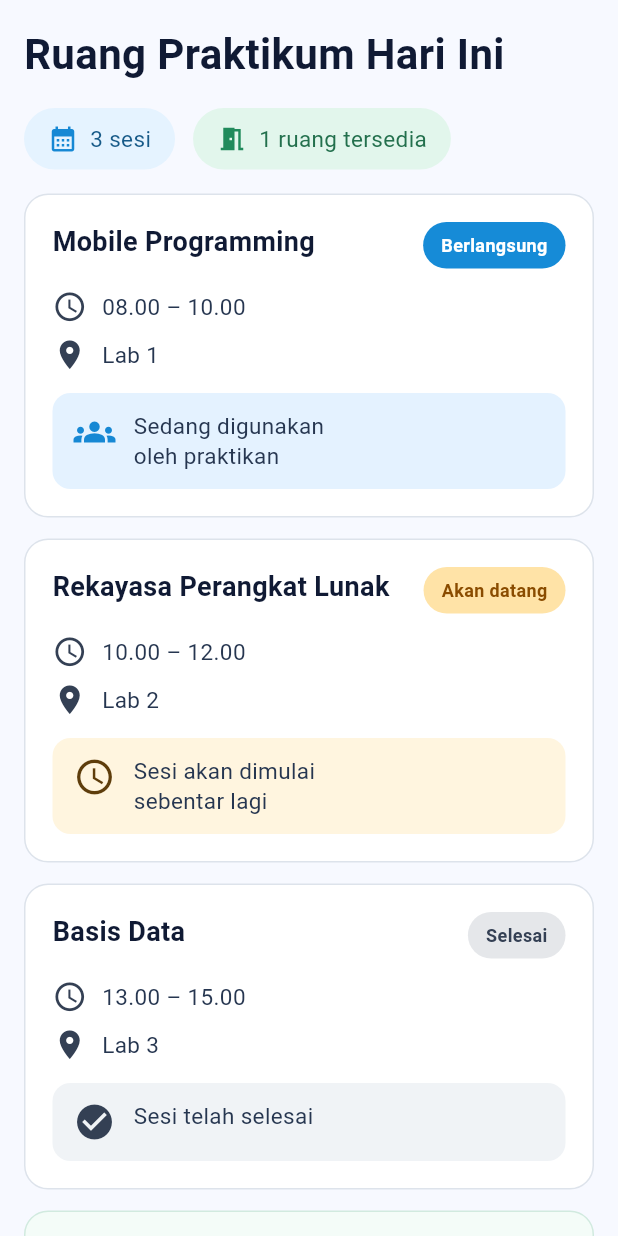
After one commit to TriKeren/rizky-tri-anggara-mobile-course, a Flutter app: the RuangPraktikum screen opened directly, on a phone screen of 412 x 824 dp. The commit adds this screen. Run offline on Flutter 3.47's test engine with Material 3 defaults, Android fonts, the phone set to English and light mode, and no system bars; Roboto replaces fonts that are missing (Poppins).

Commit message:
Tambah Studi Kasus Dahsboard Ruang Praktikum

```diff
--- a/02-week-2-mobile-development-declarative-ui-responsive-layout/lib/main.dart
+++ b/02-week-2-mobile-development-declarative-ui-responsive-layout/lib/main.dart
@@ -1,6 +1,7 @@
 import 'package:flutter/material.dart';
+import 'package:prak_awal_mobile/studi_kasus/ruang_praktikum.dart';
 import 'modul1/Profile_Screen.dart';
-import 'modul2/academic_dashboard_screen.dart';
+// import 'modul2/academic_dashboard_screen.dart';
 // import 'modul_03/modul_03_app.dart';
 // import 'modul_04/modul_04_app.dart';
 
@@ -33,7 +34,7 @@ class ModuleLauncherScreen extends StatefulWidget {
 
   // Konfigurasi batas modul aktif perkuliahan (diatur oleh Dosen Pengampu)
   // Mahasiswa hanya dapat mengakses modul dengan nomor <= activeModuleUntil
-  static const int activeModuleUntil = 1; // Saat ini: Minggu ke-1 (Hanya Modul 01 terbuka)
+  static const int activeModuleUntil = 1; // Saat ini: Minggu ke-1 (Han ya Modul 01 terbuka)
 
   // Token akses kelas untuk membuka modul saat praktikum di lab
   static const Map<int, String> modulePasscodes = {
@@ -240,7 +241,7 @@ class _ModuleLauncherScreenState extends State<ModuleLauncherScreen> {
             moduleNumber: 2,
             title: 'Declarative UI & Responsive Dashboard',
             subtitle: 'BoxConstraints, LayoutBuilder 1 vs 2 Kolom, Material 3',
-            builder: () => const AcademicDashboardScreen(),
+            builder: () => const RuangPraktikum(),
           ),
           const SizedBox(height: 10),
           // _buildModuleCard(
--- /dev/null
+++ b/02-week-2-mobile-development-declarative-ui-responsive-layout/lib/studi_kasus/ruang_praktikum.dart
@@ -0,0 +1,420 @@
+import 'package:flutter/material.dart';
+import 'package:flutter/cupertino.dart';
+
+class RuangPraktikum extends StatefulWidget {
+  const RuangPraktikum({super.key});
+
+  @override
+  State<RuangPraktikum> createState() => _RuangPraktikumState();
+}
+
+class _RuangPraktikumState extends State<RuangPraktikum> {
+  @override
+  Widget build(BuildContext context) {
+    return Theme(
+      data: ThemeData(
+        colorScheme: ColorScheme.fromSeed(seedColor: const Color(0xFF0284C7)),
+      ),
+      child: Scaffold(
+        body: SafeArea(
+          child: SingleChildScrollView(
+            padding: const EdgeInsets.all(16),
+            child: Column(
+              crossAxisAlignment: CrossAxisAlignment.start,
+              children: [
+
+                // JUDUL
+                const Text(
+                  'Ruang Praktikum Hari Ini',
+                  style: TextStyle(
+                    fontFamily: 'Poppins',
+                    fontSize: 28,
+                    fontWeight: FontWeight.bold,
+                    color: Color(0xFF101A34),
+                  ),
+                ),
+
+                const SizedBox(height: 16),
+
+                // SUMMARY
+                Wrap(
+                  spacing: 12,
+                  runSpacing: 8,
+                  children: [
+                    _buildSummary(
+                      icon: Icons.calendar_month,
+                      text: '3 sesi',
+                      backgroundColor: const Color(0xFFE5F3FF),
+                      iconColor: const Color(0xFF1688D4),
+                      textColor: const Color(0xFF175A88),
+                    ),
+
+                    _buildSummary(
+                      icon: Icons.meeting_room,
+                      text: '1 ruang tersedia',
+                      backgroundColor: const Color(0xFFE2F6EC),
+                      iconColor: const Color(0xFF218B5C),
+                      textColor: const Color(0xFF23704D),
+                    ),
+                  ],
+                ),
+
+                const SizedBox(height: 16),
+                LayoutBuilder(
+                  builder: (context, constraints) {
+                    final cardWidth = constraints.maxWidth < 600
+                        ? constraints.maxWidth
+                        : (constraints.maxWidth - 14) / 2;
+
+                    return Wrap(
+                      spacing: 14,
+                      runSpacing: 14,
+                      children: [
+                        SizedBox(
+                          width: cardWidth,
+                          child: _buildCourseCard(
+                            title: 'Mobile Programming',
+                            time: '08.00 – 10.00',
+                            room: 'Lab 1',
+                            status: 'Berlangsung',
+                            statusColor: const Color(0xFF168BD7),
+                            statusTextColor: Colors.white,
+                            message: 'Sedang digunakan\noleh praktikan',
+                            messageColor: const Color(0xFFE4F2FF),
+                            messageIcon: Icons.groups,
+                            messageIconColor: const Color(0xFF1688D4),
+                          ),
+                        ),
+
+                        SizedBox(
+                          width: cardWidth,
+                          child: _buildCourseCard(
+                            title: 'Rekayasa Perangkat Lunak',
+                            time: '10.00 – 12.00',
+                            room: 'Lab 2',
+                            status: 'Akan datang',
+                            statusColor: const Color(0xFFFFE3A7),
+                            statusTextColor: const Color(0xFF8A4C00),
+                            message: 'Sesi akan dimulai\nsebentar lagi',
+                            messageColor: const Color(0xFFFFF5DF),
+                            messageIcon: Icons.access_time,
+                            messageIconColor: const Color(0xFF5E3D0B),
+                          ),
+                        ),
+
+                        SizedBox(
+                          width: cardWidth,
+                          child: _buildCourseCard(
+                            title: 'Basis Data',
+                            time: '13.00 – 15.00',
+                            room: 'Lab 3',
+                            status: 'Selesai',
+                            statusColor: const Color(0xFFE5E7EA),
+                            statusTextColor: const Color(0xFF344054),
+                            message: 'Sesi telah selesai',
+                            messageColor: const Color(0xFFF0F3F6),
+                            messageIcon: Icons.check_circle,
+                            messageIconColor: const Color(0xFF344054),
+                          ),
+                        ),
+
+                        SizedBox(
+                          width: cardWidth,
+                          child: _buildAvailableRoomCard(),
+                        ),
+                      ],
+                    );
+                  },
+                ),
+              ],
+            ),
+          ),
+        ),
+      ),
+    );
+  }
+
+  // SUMMARY
+  Widget _buildSummary({
+    required IconData icon,
+    required String text,
+    required Color backgroundColor,
+    required Color iconColor,
+    required Color textColor,
+  }) {
+    return Container(
+      padding: const EdgeInsets.symmetric(horizontal: 16, vertical: 10),
+      decoration: BoxDecoration(
+        color: backgroundColor,
+        borderRadius: BorderRadius.circular(25),
+      ),
+      child: Row(
+        mainAxisSize: MainAxisSize.min,
+        children: [
+          Icon(icon, color: iconColor, size: 20),
+
+          const SizedBox(width: 8),
+
+          Text(text, style: TextStyle(color: textColor, fontSize: 15)),
+        ],
+      ),
+    );
+  }
+
+  Widget _buildCourseCard({
+    required String title,
+    required String time,
+    required String room,
+    required String status,
+    required Color statusColor,
+    required Color statusTextColor,
+    required String message,
+    required Color messageColor,
+    required IconData messageIcon,
+    required Color messageIconColor,
+  }) {
+    return Container(
+      padding: const EdgeInsets.all(18),
+      decoration: BoxDecoration(
+        color: Colors.white,
+        borderRadius: BorderRadius.circular(16),
+        border: Border.all(color: const Color(0xFFDDE3EB)),
+      ),
+      child: Column(
+        crossAxisAlignment: CrossAxisAlignment.start,
+        children: [
+          Row(
+            crossAxisAlignment: CrossAxisAlignment.start,
+            children: [
+              Expanded(
+                child: Text(
+                  title,
+                  softWrap: true,
+                  style: const TextStyle(
+                    fontSize: 18,
+                    fontWeight: FontWeight.bold,
+                    color: Color(0xFF101A34),
+                  ),
+                ),
+              ),
+
+              const SizedBox(width: 8),
+
+              // STATUS
+              Container(
+                padding: const EdgeInsets.symmetric(
+                  horizontal: 12,
+                  vertical: 7,
+                ),
+                decoration: BoxDecoration(
+                  color: statusColor,
+                  borderRadius: BorderRadius.circular(20),
+                ),
+                child: Text(
+                  status,
+                  style: TextStyle(
+                    fontSize: 12,
+                    fontWeight: FontWeight.w600,
+                    color: statusTextColor,
+                  ),
+                ),
+              ),
+            ],
+          ),
+
+          const SizedBox(height: 14),
+          Row(
+            children: [
+              const Icon(Icons.access_time, size: 23, color: Color(0xFF344054)),
+
+              const SizedBox(width: 10),
+
+              Expanded(
+                child: Text(
+                  time,
+                  style: const TextStyle(
+                    fontSize: 15,
+                    color: Color(0xFF263650),
+                  ),
+                ),
+              ),
+            ],
+          ),
+
+          const SizedBox(height: 9),
+          Row(
+            children: [
+              const Icon(Icons.location_on, size: 23, color: Color(0xFF344054)),
+
+              const SizedBox(width: 10),
+
+              Expanded(
+                child: Text(
+                  room,
+                  style: const TextStyle(
+                    fontSize: 15,
+                    color: Color(0xFF263650),
+                  ),
+                ),
+              ),
+            ],
+          ),
+
+          const SizedBox(height: 14),
+          Container(
+            width: double.infinity,
+            padding: const EdgeInsets.symmetric(horizontal: 14, vertical: 12),
+            decoration: BoxDecoration(
+              color: messageColor,
+              borderRadius: BorderRadius.circular(12),
+            ),
+
+            child: Row(
+              crossAxisAlignment: CrossAxisAlignment.start,
+              children: [
+                // ICON
+                Icon(messageIcon, size: 28, color: messageIconColor),
+
+                const SizedBox(width: 12),
+
+                // Expanded HANYA untuk Text
+                Expanded(
+                  child: Text(
+                    message,
+                    softWrap: true,
+                    style: const TextStyle(
+                      fontSize: 15,
+                      height: 1.3,
+                      color: Color(0xFF263650),
+                    ),
+                  ),
+                ),
+              ],
+            ),
+          ),
+        ],
+      ),
+    );
+  }
+
+  // AVAILABLE ROOM CARD
+  Widget _buildAvailableRoomCard() {
+    return Container(
+      padding: const EdgeInsets.all(18),
+      decoration: BoxDecoration(
+        color: const Color(0xFFF4FCF8),
+        borderRadius: BorderRadius.circular(16),
+        border: Border.all(color: const Color(0xFFD1EADF)),
+      ),
+
+      child: Column(
+        crossAxisAlignment: CrossAxisAlignment.start,
+        children: [
+
+          // JUDUL + STATUS
+          Row(
+            crossAxisAlignment: CrossAxisAlignment.start,
+            children: [
+              Expanded(
+                child: const Text(
+                  'Lab 2',
+                  style: TextStyle(
+                    fontSize: 19,
+                    fontWeight: FontWeight.bold,
+                    color: Color(0xFF101A34),
+                  ),
+                ),
+              ),
+
+              const SizedBox(width: 8),
+
+              Container(
+                padding: const EdgeInsets.symmetric(
+                  horizontal: 13,
+                  vertical: 7,
+                ),
+                decoration: BoxDecoration(
+                  color: const Color(0xFF269B69),
+                  borderRadius: BorderRadius.circular(20),
+                ),
+                child: const Text(
+                  'Tersedia',
+                  style: TextStyle(
+                    fontSize: 12,
+                    fontWeight: FontWeight.w600,
+                    color: Colors.white,
+                  ),
+                ),
+              ),
+            ],
+          ),
+
+          const SizedBox(height: 18),
+
+          // INFORMASI RUANG
+          Row(
+            crossAxisAlignment: CrossAxisAlignment.start,
+            children: [
+              const Icon(
+                Icons.meeting_room,
+                size: 28,
+                color: Color(0xFF344054),
+              ),
+
+              const SizedBox(width: 13),
+
+              Expanded(
+                child: const Text(
+                  'Ruang tersedia\ndi luar jadwal sesi',
+                  softWrap: true,
+                  style: TextStyle(
+                    fontSize: 15,
+                    height: 1.3,
+                    color: Color(0xFF263650),
+                  ),
+                ),
+              ),
+            ],
+          ),
+
+          const SizedBox(height: 16),
+
+          // MESSAGE TERSEDIA
+          Container(
+            width: double.infinity,
+            padding: const EdgeInsets.symmetric(horizontal: 14, vertical: 12),
+            decoration: BoxDecoration(
+              color: const Color(0xFFDDF4E9),
+              borderRadius: BorderRadius.circular(12),
+            ),
+
+            child: Row(
+              crossAxisAlignment: CrossAxisAlignment.start,
+              children: [
+                const Icon(
+                  Icons.meeting_room,
+                  size: 28,
+                  color: Color(0xFF218B5C),
+                ),
+
+                const SizedBox(width: 13),
+
+                Expanded(
+                  child: const Text(
+                    'Siap digunakan\nuntuk praktikum lain',
+                    softWrap: true,
+                    style: TextStyle(
+                      fontSize: 15,
+                      height: 1.25,
+                      color: Color(0xFF315D4B),
+                    ),
+                  ),
+                ),
+              ],
+            ),
+          ),
+        ],
+      ),
+    );
+  }
+}
```
